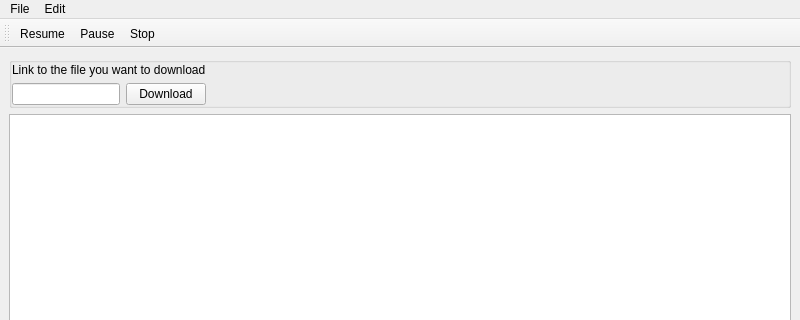
DINOZYAVIER/download-manager, file forms/mainwindow.ui: the form before one commit; both pictures show x 0 to 800 and y 0 to 320 of the 800 by 600 pixel window.
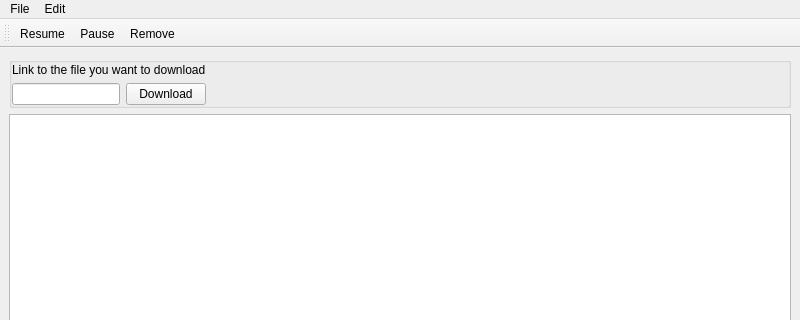
The form after the commit.

The edit to the form file:
```diff
--- a/forms/mainwindow.ui
+++ b/forms/mainwindow.ui
@@ -126,7 +126,7 @@
    </attribute>
    <addaction name="aResume"/>
    <addaction name="aPause"/>
-   <addaction name="aStop"/>
+   <addaction name="aRemove"/>
   </widget>
   <action name="aResume">
    <property name="text">
@@ -138,9 +138,9 @@
     <string>Pause</string>
    </property>
   </action>
-  <action name="aStop">
+  <action name="aRemove">
    <property name="text">
-    <string>Stop</string>
+    <string>Remove</string>
    </property>
   </action>
   <action name="aOpen">
```
